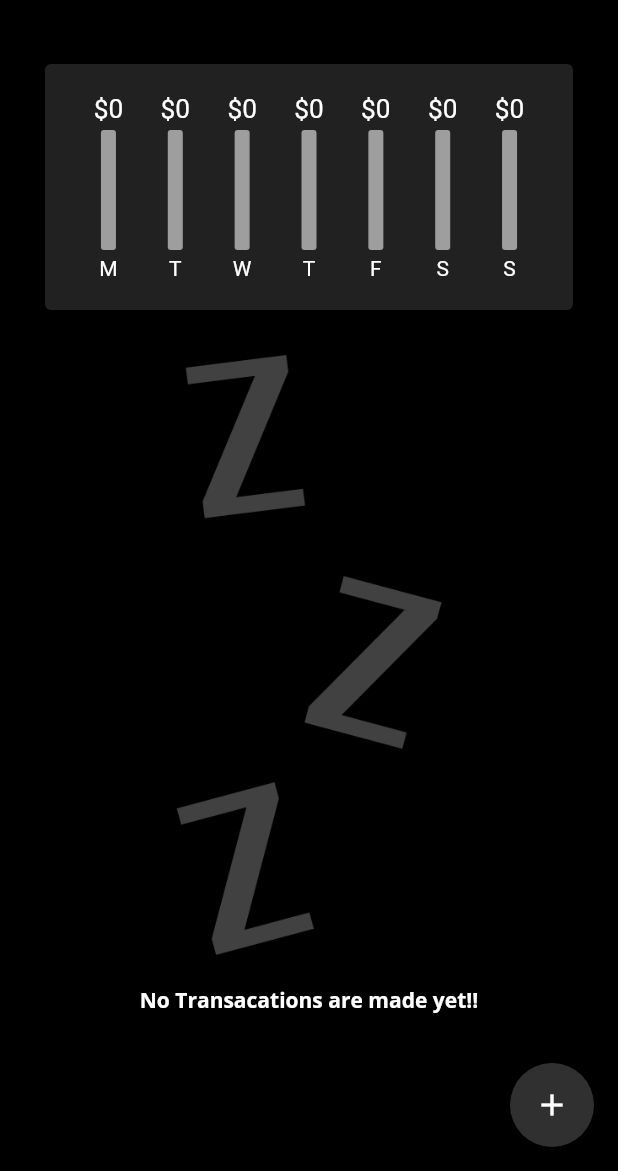
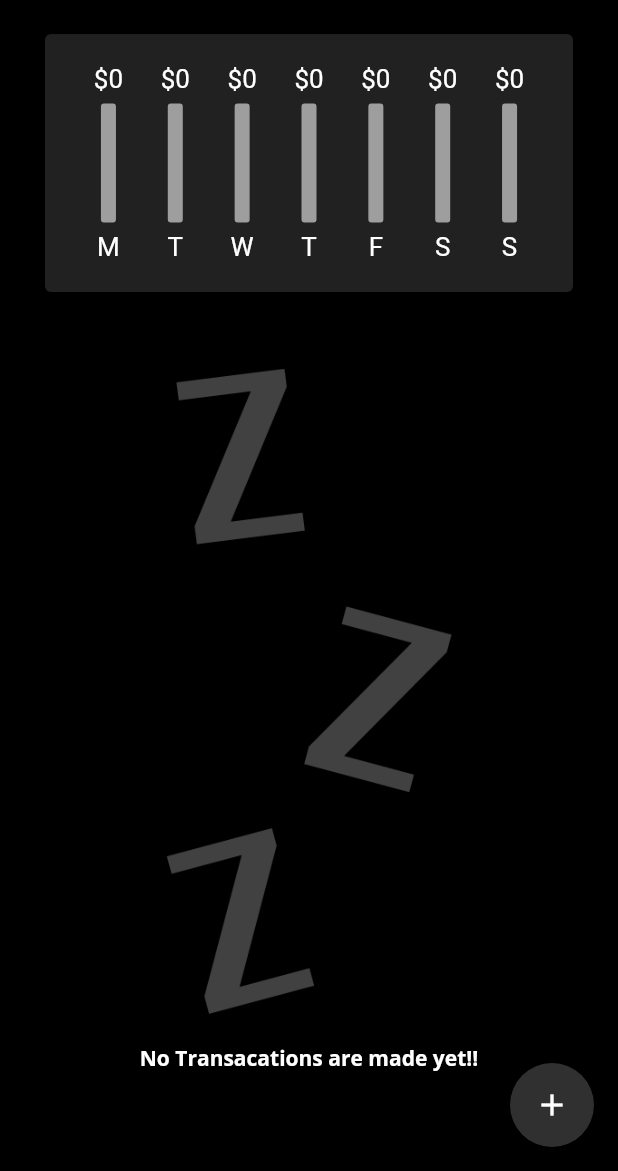
Before and after one commit to swag2716/Expense-tracker-app, a Flutter app: the screen it shows after launch, on a phone screen of 412 x 824 dp, the part 65-1236 px from its top. Run offline on Flutter 3.47's test engine with Material 2 defaults, Android fonts, the phone set to English and light mode, and no system bars.

Commit message:
Made app responsive

```diff
--- a/lib/main.dart
+++ b/lib/main.dart
@@ -1,3 +1,5 @@
+import 'dart:io';
+
 import 'package:flutter/material.dart';
 import 'package:personal_expenses_app/widgets/chart.dart';
 import 'package:personal_expenses_app/widgets/new_transaction.dart';
@@ -27,6 +29,8 @@ class MyApp extends StatefulWidget {
 }
 
 class _MyAppState extends State<MyApp> {
+  var _showChart = false;
+
   final List<Transaction> _userTransactions = [
     // Transaction(id: "t1", title: "New Top", amount: 1000, date: DateTime.now()),
     // Transaction(
@@ -55,7 +59,7 @@ class _MyAppState extends State<MyApp> {
     });
   }
 
-  void _deleteTransaction(String id){
+  void _deleteTransaction(String id) {
     setState(() {
       _userTransactions.removeWhere((tx) => tx.id == id);
     });
@@ -77,9 +81,9 @@ class _MyAppState extends State<MyApp> {
   // This widget is the root of your application.
   @override
   Widget build(BuildContext context) {
-    return Scaffold(
-      backgroundColor: Colors.black,
-      appBar: AppBar(
+    final mediaQuery = MediaQuery.of(context);
+    final isLandscape = mediaQuery.orientation == Orientation.landscape;
+    final appBar = AppBar(
       backgroundColor: Colors.black,
       title: const Padding(
         padding: EdgeInsets.symmetric(horizontal: 10.0, vertical: 5.0),
@@ -96,23 +100,66 @@ class _MyAppState extends State<MyApp> {
               icon: const Icon(Icons.add)),
         )
       ],
-      ),
+    );
+    final txList = Container(
+                  height: (mediaQuery.size.height -
+                          appBar.preferredSize.height -
+                          mediaQuery.padding.top) *
+                      0.7,
+                  child: TransactionList(
+                    transactions: _userTransactions,
+                    deleteTx: _deleteTransaction,
+                  ));
+    return Scaffold(
+      backgroundColor: Colors.black,
+      appBar: appBar,
       body: SingleChildScrollView(
         child: Column(
             crossAxisAlignment: CrossAxisAlignment.start,
             mainAxisAlignment: MainAxisAlignment.start,
             children: [
-              const SizedBox(
-                height: 20,
+              if(isLandscape) Row(
+                mainAxisAlignment: MainAxisAlignment.center,
+                children: [
+                  Text("Show Chart "),
+                  Switch.adaptive(
+                      value: _showChart,
+                      onChanged: (val) {
+                        setState(() {
+                          _showChart = val;
+                        });
+                      })
+                ],
               ),
-              Chart(_recentTransactions),
-              const SizedBox(
-                height: 20,
+
+              if(isLandscape) _showChart ? Container(
+                  height: (mediaQuery.size.height -
+                          appBar.preferredSize.height -
+                          mediaQuery.padding.top) *
+                      0.7,
+                  child: Chart(_recentTransactions)
+                  )
+              : txList
+
+              else Column(
+                children: [
+                  Container(
+                      height: (mediaQuery.size.height -
+                              appBar.preferredSize.height -
+                              mediaQuery.padding.top) *
+                          0.25,
+                      child: Chart(_recentTransactions)
                       ),
-              TransactionList(transactions: _userTransactions, deleteTx: _deleteTransaction,)
+                      SizedBox(
+                        height: mediaQuery.size.height * 0.05,
+                      ),
+                      txList
+                ],
+              ),
+
             ]),
       ),
-      floatingActionButton: FloatingActionButton(
+      floatingActionButton: Platform.isIOS? Container() : FloatingActionButton(
         onPressed: () {
           _startAddNewTransaction(context);
         },
--- a/lib/widgets/chart_bar.dart
+++ b/lib/widgets/chart_bar.dart
@@ -13,17 +13,18 @@ class ChartBar extends StatelessWidget {
 
   @override
   Widget build(BuildContext context) {
+    return LayoutBuilder(builder: (ctx, constraints) {
       return Column(
         children: [
           Container(
-            height: 20,
+              height: constraints.maxHeight * 0.15,
               child: FittedBox(
                   child: Text('\$${spendingAmount.toStringAsFixed(0)}'))),
-        const SizedBox(
-          height: 4,
+          SizedBox(
+            height: constraints.maxHeight * 0.05,
           ),
           Container(
-          height: 80,
+            height: constraints.maxHeight * 0.6,
             width: 10,
             child: Stack(
               children: [
@@ -51,11 +52,14 @@ class ChartBar extends StatelessWidget {
               ],
             ),
           ),
-        const SizedBox(
-          height: 4,
+          SizedBox(
+            height: constraints.maxHeight * 0.05,
           ),
-        Text(label),
+          Container(
+              height: constraints.maxHeight * 0.15,
+              child: FittedBox(child: Text(label))),
         ],
       );
+    });
   }
 }
--- a/lib/widgets/new_transaction.dart
+++ b/lib/widgets/new_transaction.dart
@@ -45,8 +45,9 @@ class _NewTransactionState extends State<NewTransaction> {
 
   @override
   Widget build(BuildContext context) {
-    return Card(
-      margin: const EdgeInsets.all(10.0),
+    return SingleChildScrollView(
+      child: Card(
+        margin: EdgeInsets.only(left: 10.0, top: 10, right: 10, bottom: MediaQuery.of(context).viewInsets.bottom + 10),
         color: Colors.black,
         // elevation: 5,
         child: Column(
@@ -134,6 +135,7 @@ class _NewTransactionState extends State<NewTransaction> {
             ),
           ],
         ),
+      ),
     );
   }
 }
--- a/lib/widgets/transaction_list.dart
+++ b/lib/widgets/transaction_list.dart
@@ -11,12 +11,12 @@ class TransactionList extends StatelessWidget {
   @override
   Widget build(BuildContext context) {
     return Container(
-      height: 500,
       child: transactions.isEmpty
-          ? Center(
+          ? LayoutBuilder(builder: (ctx, constraints){
+            return Center(
               child: Column(children: [
                 Container(
-                  height: 400,
+                  height: constraints.maxHeight * 0.8,
                   child: Image.asset(
                     'asset/images/waiting.png',
                     fit: BoxFit.cover,
@@ -30,7 +30,9 @@ class TransactionList extends StatelessWidget {
                   style: Theme.of(context).textTheme.bodyText1,
                 ),
               ]),
-            )
+            );
+          })
+
           : ListView.builder(
               itemCount: transactions.length,
               itemBuilder: (context, index) {
@@ -70,12 +72,25 @@ class TransactionList extends StatelessWidget {
                         .format(transactions[index].date)
                         .toString()),
 
-                        trailing: IconButton(
+                        trailing: MediaQuery.of(context).size.width > 450 ?
+                        TextButton.icon (
+                          onPressed: () {
+                            deleteTx(transactions[index].id);
+                          },
+                            icon: const Icon(Icons.delete),
+                            label: Text("Delete"),
+                            style: TextButton.styleFrom(
+                              primary: Colors.red
+                            ),
+
+                          // textColor: Colors.red[300],
+                        )
+                        :IconButton(
                           onPressed: (){
                             deleteTx(transactions[index].id);
                           },
                           icon: const Icon(Icons.delete)),
-                          iconColor: Colors.red[300],
+                          iconColor: Colors.red,
                   ),
                 );
               },
```
Lines whose indentation alone changed are shown as unchanged.
